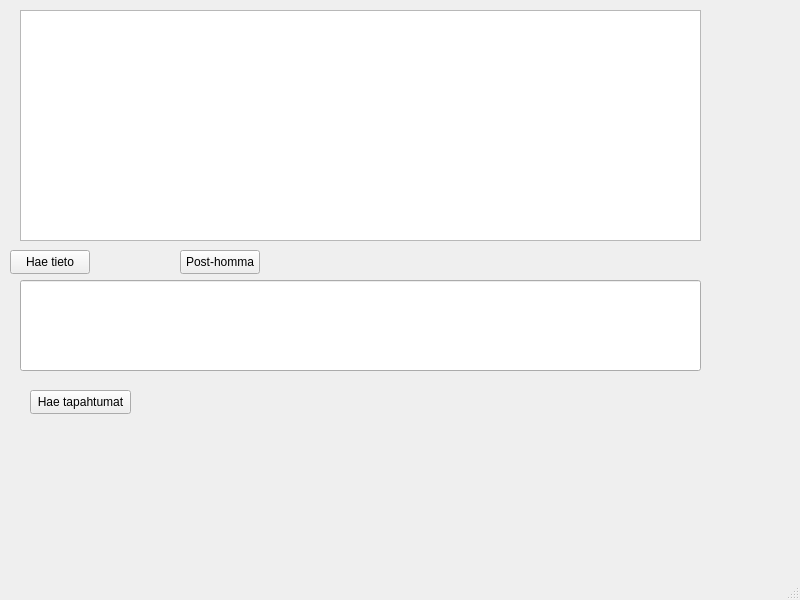
This is frontend/customertestit/mainwindow.ui in rronkkeli/pankkiprojekti as Qt 5 draws it before an edit. The edited form follows.
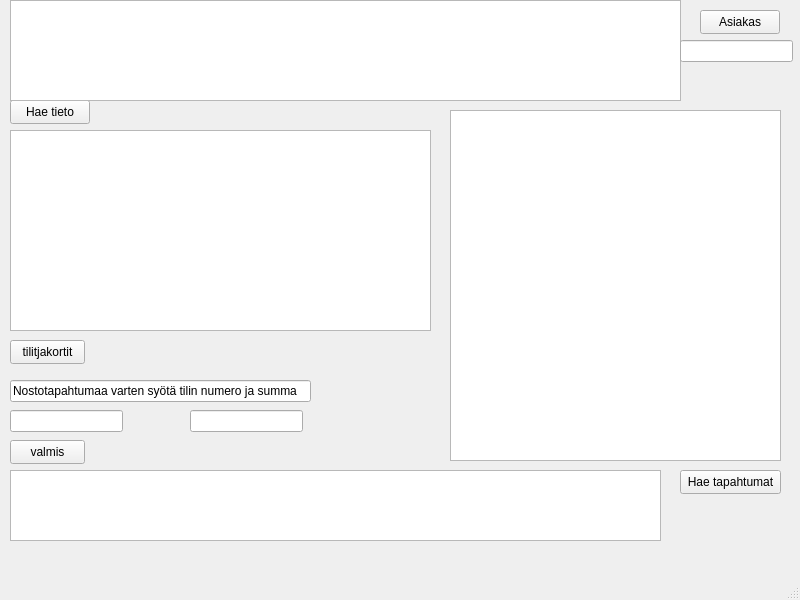
This is the edited form.

The edit to the form file:
```diff
--- a/frontend/customertestit/mainwindow.ui
+++ b/frontend/customertestit/mainwindow.ui
@@ -17,21 +17,21 @@
    <widget class="QPushButton" name="btnPost">
     <property name="geometry">
      <rect>
-      <x>180</x>
-      <y>250</y>
+      <x>700</x>
+      <y>10</y>
       <width>80</width>
       <height>24</height>
      </rect>
     </property>
     <property name="text">
-     <string>Post-homma</string>
+     <string>Asiakas</string>
     </property>
    </widget>
    <widget class="QPushButton" name="btnCustomerInfo">
     <property name="geometry">
      <rect>
       <x>10</x>
-      <y>250</y>
+      <y>100</y>
       <width>80</width>
       <height>24</height>
      </rect>
@@ -43,8 +43,8 @@
    <widget class="QPushButton" name="btnWithdrawalsInfo">
     <property name="geometry">
      <rect>
-      <x>30</x>
-      <y>390</y>
+      <x>680</x>
+      <y>470</y>
       <width>101</width>
       <height>24</height>
      </rect>
@@ -53,23 +53,112 @@
      <string>Hae tapahtumat</string>
     </property>
    </widget>
-   <widget class="QLineEdit" name="textWithdrawals">
-    <property name="geometry">
-     <rect>
-      <x>20</x>
-      <y>280</y>
-      <width>681</width>
-      <height>91</height>
-     </rect>
-    </property>
-   </widget>
    <widget class="QTextEdit" name="textCustomer">
     <property name="geometry">
      <rect>
-      <x>20</x>
-      <y>10</y>
-      <width>681</width>
-      <height>231</height>
+      <x>10</x>
+      <y>0</y>
+      <width>671</width>
+      <height>101</height>
+     </rect>
+    </property>
+   </widget>
+   <widget class="QTextEdit" name="textWithdrawals">
+    <property name="geometry">
+     <rect>
+      <x>450</x>
+      <y>110</y>
+      <width>331</width>
+      <height>351</height>
+     </rect>
+    </property>
+   </widget>
+   <widget class="QPushButton" name="btnkortitInfo">
+    <property name="geometry">
+     <rect>
+      <x>10</x>
+      <y>340</y>
+      <width>75</width>
+      <height>24</height>
+     </rect>
+    </property>
+    <property name="text">
+     <string>tilitjakortit</string>
+    </property>
+   </widget>
+   <widget class="QTextEdit" name="textkortit">
+    <property name="geometry">
+     <rect>
+      <x>10</x>
+      <y>130</y>
+      <width>421</width>
+      <height>201</height>
+     </rect>
+    </property>
+   </widget>
+   <widget class="QLineEdit" name="lineEdit">
+    <property name="geometry">
+     <rect>
+      <x>10</x>
+      <y>380</y>
+      <width>301</width>
+      <height>22</height>
+     </rect>
+    </property>
+    <property name="text">
+     <string>Nostotapahtumaa varten syötä tilin numero ja summa</string>
+    </property>
+   </widget>
+   <widget class="QLineEdit" name="tilinumero">
+    <property name="geometry">
+     <rect>
+      <x>10</x>
+      <y>410</y>
+      <width>113</width>
+      <height>22</height>
+     </rect>
+    </property>
+   </widget>
+   <widget class="QLineEdit" name="summa">
+    <property name="geometry">
+     <rect>
+      <x>190</x>
+      <y>410</y>
+      <width>113</width>
+      <height>22</height>
+     </rect>
+    </property>
+   </widget>
+   <widget class="QPushButton" name="btnNostotapahtuma">
+    <property name="geometry">
+     <rect>
+      <x>10</x>
+      <y>440</y>
+      <width>75</width>
+      <height>24</height>
+     </rect>
+    </property>
+    <property name="text">
+     <string>valmis</string>
+    </property>
+   </widget>
+   <widget class="QLineEdit" name="asiakasruutu">
+    <property name="geometry">
+     <rect>
+      <x>680</x>
+      <y>40</y>
+      <width>113</width>
+      <height>22</height>
+     </rect>
+    </property>
+   </widget>
+   <widget class="QTextEdit" name="Virhetekstit">
+    <property name="geometry">
+     <rect>
+      <x>10</x>
+      <y>470</y>
+      <width>651</width>
+      <height>71</height>
      </rect>
     </property>
    </widget>
```
